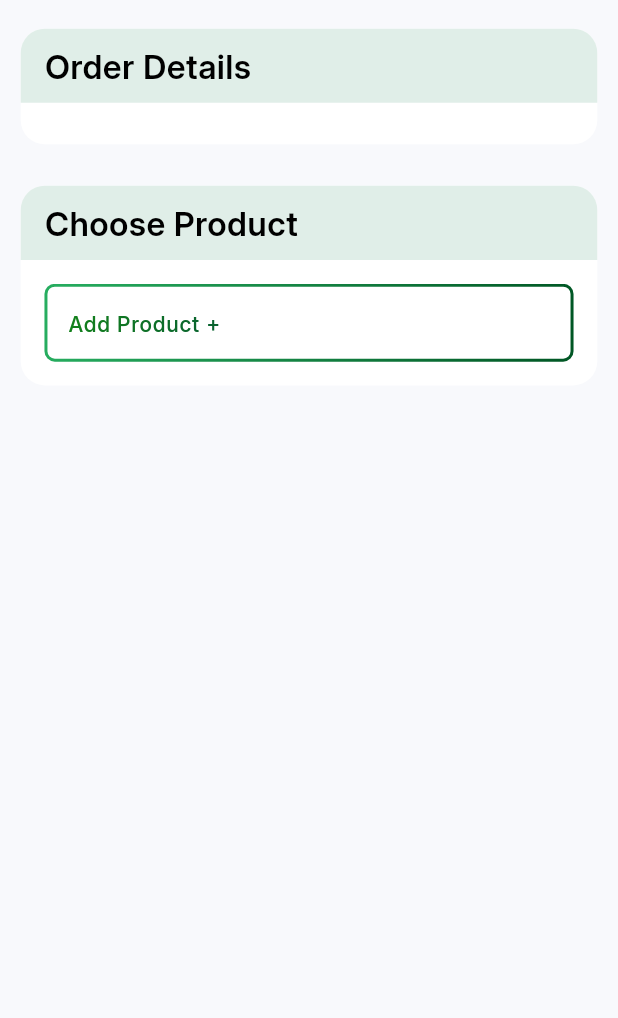
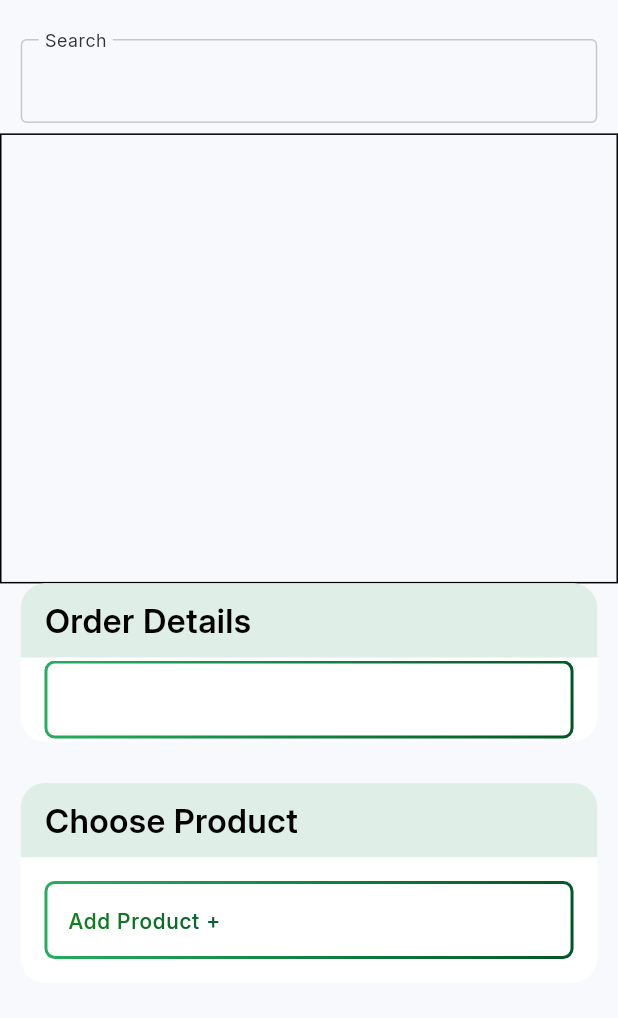
Before and after one commit to supportta-projects/taproot_admin, a Flutter app: the CreateOrder screen opened directly, on a phone screen of 412 x 824 dp, the part 68-1086 px from its top. Run offline on Flutter 3.47's test engine with Material 3 defaults, Android fonts, the phone set to English and light mode, and no system bars; our stand-ins replace auto_size_text, cached_network_image, connectivity_plus, dio, dotted_border, easy_sidemenu and 12 more; missing offline and left inert: searchable_listview; accounts and stored records are empty.

Commit message:
feat: Refactor user fetching logic and enhance UI components for order creation

```diff
--- a/lib/features/order_screen/data/order_service.dart
+++ b/lib/features/order_screen/data/order_service.dart
@@ -33,20 +33,24 @@ class OrderService with ErrorExceptionHandler {
   }
 
   static Future<PaginatedUserResponse> fetchUser(
-    int page,
+    // int page,
     String? searchQuery,
-  )async{
-    try{
-       final response=await DioHelper().get('/user',type: ApiType.baseUrl, queryParameters: {
-          'page': page,
+  ) async {
+    try {
+      final response = await DioHelper().get(
+        '/user',
+        type: ApiType.baseUrl,
+        queryParameters: {
+          'limit': 4,
+          // 'page': page,
           if (searchQuery != null && searchQuery.isNotEmpty)
             'search': searchQuery,
-        });
-        final data=response.data;
-        return PaginatedUserResponse.fromJson(data);
-    }catch(e){
+        },
+      );
+      final data = response.data;
+      return PaginatedUserResponse.fromJson(data);
+    } catch (e) {
       throw OrderService().handleError(e);
     }
   }
-
 }
--- a/lib/features/order_screen/view/create_order.dart
+++ b/lib/features/order_screen/view/create_order.dart
@@ -3,8 +3,8 @@ import 'package:gap/gap.dart';
 import 'package:lucide_icons_flutter/lucide_icons.dart';
 import 'package:searchable_listview/searchable_listview.dart';
 import 'package:taproot_admin/exporter/exporter.dart';
-import 'package:taproot_admin/features/order_screen/data/order_details_model.dart';
 import 'package:taproot_admin/features/order_screen/data/order_service.dart';
+import 'package:taproot_admin/features/user_data_update_screen/widgets/textform_container.dart';
 import 'package:taproot_admin/features/users_screen/data/user_data_model.dart';
 import 'package:taproot_admin/widgets/common_product_container.dart';
 import 'package:taproot_admin/widgets/gradient_border_container.dart';
@@ -20,20 +20,26 @@ class CreateOrder extends StatefulWidget {
 
 class _CreateOrderState extends State<CreateOrder> {
   List<UserSearch> userSearchList = [];
-  String searchQuery = '';
+  bool isLoading = false;
 
   @override
   void initState() {
-    fetchUser();
+    // fetchUser('');
+    // fetchUser();
     // TODO: implement initState
     super.initState();
   }
 
-  Future<void> fetchUser() async {
+  Future<void> fetchUser(String searchQuery) async {
     try {
-      final response = await OrderService.fetchUser(1, searchQuery);
+      setState(() {
+        isLoading = true;
+      });
+      final response = await OrderService.fetchUser(searchQuery);
+      logSuccess("Fetched ${response.userSearchList.length} users");
       setState(() {
         userSearchList = response.userSearchList;
+        isLoading = false;
       });
     } catch (e) {
       logError('Error fetching user: $e');
@@ -43,7 +49,8 @@ class _CreateOrderState extends State<CreateOrder> {
   @override
   Widget build(BuildContext context) {
     return Scaffold(
-      body: Column(
+      body: SingleChildScrollView(
+        child: Column(
           children: [
             Gap(CustomPadding.paddingXL.v),
             Row(
@@ -96,19 +103,66 @@ class _CreateOrderState extends State<CreateOrder> {
             ),
             Gap(CustomPadding.paddingLarge.v),
 
+            TextFormContainer(
+              labelText: 'Search',
+              onChanged: (value) => fetchUser(value),
+            ),
+
+            isLoading
+                ? CircularProgressIndicator()
+                : Container(
+                  decoration: BoxDecoration(border: Border.all()),
+                  height: 300,
+                  child: ListView.builder(
+                    itemCount: userSearchList.length,
+                    itemBuilder: (context, index) {
+                      return ListTile(
+                        // shape: ,
+
+                        // style: ,
+                        contentPadding: EdgeInsets.all(
+                          CustomPadding.paddingLarge.v,
+                        ),
+                        // focusColor: ,
+                        // hoverColor: CustomColors.green,
+                        onTap: () {},
+                        title: Text(userSearchList[index].fullName),
+                      );
+                    },
+                  ),
+                ),
+
+            //             CommonProductContainer(
+            //               title: 'Order Details',
+            //               children: [
+            //                 Gap(CustomPadding.paddingLarge.v),
+            //                 GradientBorderField(hintText: 'Search User name, User ID ',onchange: (value) {
+            //                   fetchUser(value);
+            //                 }, ),
+            // isLoading?CircularProgressIndicator():ListView.builder(itemBuilder:(context, index) {
+            //   return ListTile(title: Text(userSearchList[index].fullName),);
+            // }, ),
+
+            //                 // SearchableList<UserSearch>(
+            //                 //   searchFieldEnabled: true,
+            //                 //   initialList: userSearchList,
+            //                 //   itemBuilder: (item) {
+            //                 //     return SizedBox(child: Text(item.fullName));
+            //                 //   },
+            //                 //   filter: (query) {
+            //                 //     searchQuery = query;
+            //                 //     return userSearchList
+            //                 //         .where((user) => user.fullName.contains(query))
+            //                 //         .toList();
+            //                 //   },
+            //                 // ),
+            //                 Gap(CustomPadding.paddingLarge.v),
+            //               ],
+            //
+            //        ),
             CommonProductContainer(
               title: 'Order Details',
-            children: [
-              Gap(CustomPadding.paddingLarge.v),
-              // GradientBorderField(hintText: 'Search User name, User ID '),
-              // SearchableList<UserSearch>(initialList: userSearchList, itemBuilder: (item) {
-
-              // }, filter: )
-              // SearchableList<User>(initialList:users, itemBuilder: (item) {
-
-              // }, filter: filter),
-              Gap(CustomPadding.paddingLarge.v),
-            ],
+              children: [GradientBorderField(hintText: '')],
             ),
             Gap(CustomPadding.paddingXL.v),
             CommonProductContainer(
@@ -121,6 +175,7 @@ class _CreateOrderState extends State<CreateOrder> {
             ),
           ],
         ),
+      ),
     );
   }
 }
--- a/lib/features/user_data_update_screen/widgets/textform_container.dart
+++ b/lib/features/user_data_update_screen/widgets/textform_container.dart
@@ -84,7 +84,7 @@ class _TextFormContainerState extends State<TextFormContainer> {
         // scrollPhysics: const BouncingScrollPhysics(),
         autofocus: widget.autofocus,
         validator: widget.validator,
-        // onChanged: widget.onChanged,
+        onChanged: widget.onChanged,
         controller: _internalController,
         maxLines: widget.maxline,
         readOnly: widget.readonly || widget.isDatePicker,
--- a/lib/widgets/common_product_container.dart
+++ b/lib/widgets/common_product_container.dart
@@ -2,7 +2,7 @@ import 'package:flutter/material.dart';
 import 'package:gap/gap.dart';
 import 'package:taproot_admin/exporter/exporter.dart';
 
-class CommonProductContainer extends StatelessWidget {
+class CommonProductContainer extends StatefulWidget {
   final bool isAmountContainer;
   final List<Widget>? children;
   final String title;
@@ -15,6 +15,11 @@ class CommonProductContainer extends StatelessWidget {
     this.grandTotal,
   });
 
+  @override
+  State<CommonProductContainer> createState() => _CommonProductContainerState();
+}
+
+class _CommonProductContainerState extends State<CommonProductContainer> {
   @override
   Widget build(BuildContext context) {
     return Padding(
@@ -42,13 +47,15 @@ class CommonProductContainer extends StatelessWidget {
                 children: [
                   Gap(CustomPadding.paddingLarge),
 
-                  Text(title, style: context.inter60022),
+                  Text(widget.title, style: context.inter60022),
                 ],
               ),
             ),
-            Column(children: children ?? []),
-            isAmountContainer ? Divider(indent: 40, endIndent: 40) : SizedBox(),
-            isAmountContainer
+            Column(children: widget.children ?? []),
+            widget.isAmountContainer
+                ? Divider(indent: 40, endIndent: 40)
+                : SizedBox(),
+            widget.isAmountContainer
                 ? Padding(
                   padding: EdgeInsets.symmetric(
                     vertical: CustomPadding.padding.v,
@@ -58,7 +65,7 @@ class CommonProductContainer extends StatelessWidget {
                     children: [
                       Text('Total Amount'),
                       Spacer(),
-                      Text('₹$grandTotal', style: context.inter50024),
+                      Text('₹${widget.grandTotal}', style: context.inter50024),
                     ],
                   ),
                 )
--- a/lib/widgets/gradient_border_container.dart
+++ b/lib/widgets/gradient_border_container.dart
@@ -2,8 +2,9 @@ import 'package:flutter/material.dart';
 import 'package:taproot_admin/exporter/exporter.dart';
 
 class GradientBorderField extends StatelessWidget {
+  final ValueChanged? onchange;
   final String hintText;
-  const GradientBorderField({super.key,required this.hintText});
+  const GradientBorderField({super.key, required this.hintText, this.onchange});
 
   @override
   Widget build(BuildContext context) {
@@ -32,6 +33,9 @@ class GradientBorderField extends StatelessWidget {
             border: Border.all(width: 2, color: Colors.white),
           ),
           child: TextFormField(
+            onChanged: (value) {
+              onchange;
+            },
             decoration: InputDecoration(
               border: InputBorder.none,
               enabledBorder: InputBorder.none,
```
Lines whose indentation alone changed are shown as unchanged.
